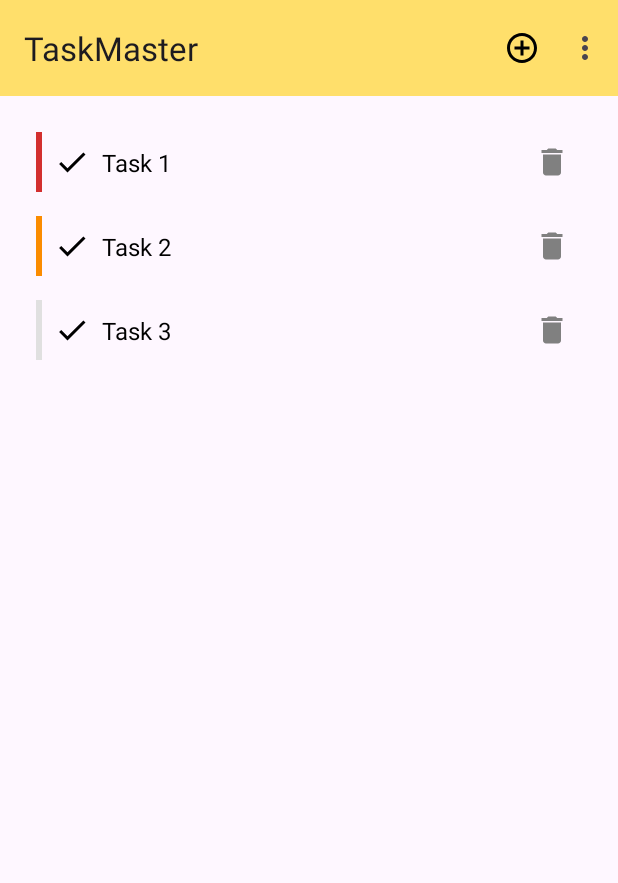
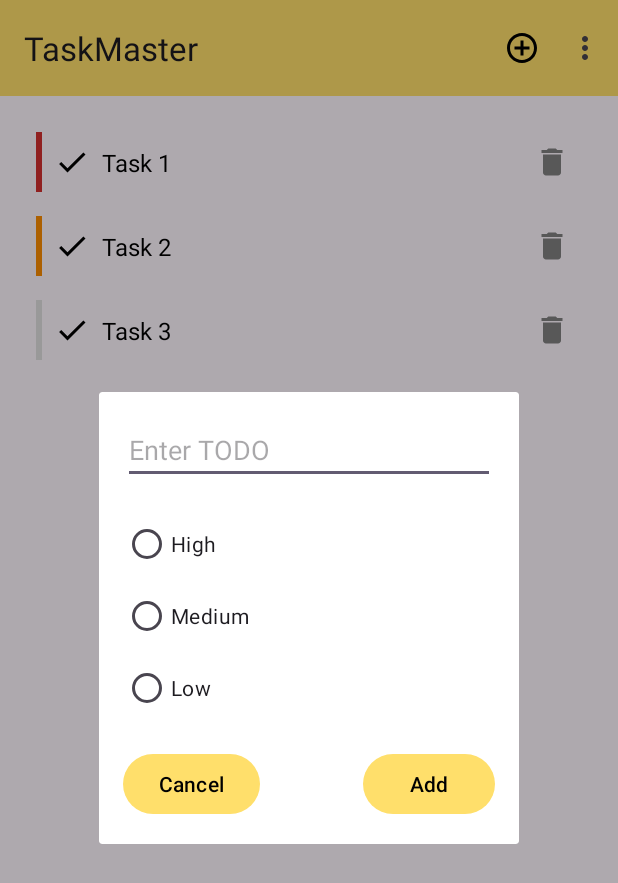
Before and after one commit to ruskakimov/mobile-assignment-2, an Android app: the screen it shows after launch (MainActivity), after a tap on "Add", on a phone screen of 412 x 824 dp. Shown: the top 883 px of the screen. Run offline under Robolectric (Android 15) with nearby library versions, the phone set to English and light mode, and no system bars.

Commit message:
Add todo item dialog

```diff
--- /dev/null
+++ b/app/src/main/java/com/example/task/manager/x/AddTodoDialogFragment.kt
@@ -0,0 +1,34 @@
+package com.example.task.manager.x
+
+import android.os.Bundle
+import android.view.View
+import android.widget.Button
+import android.widget.EditText
+import android.widget.RadioGroup
+import androidx.fragment.app.DialogFragment
+
+class AddTodoDialogFragment : DialogFragment(R.layout.dialog_add_todo) {
+    override fun onViewCreated(view: View, savedInstanceState: Bundle?) {
+        super.onViewCreated(view, savedInstanceState)
+
+        val todoEditText = view.findViewById<EditText>(R.id.todo_edit_text)
+        val priorityRadioGroup = view.findViewById<RadioGroup>(R.id.priority_radio_group)
+        val addButton = view.findViewById<Button>(R.id.add_button)
+        val cancelButton = view.findViewById<Button>(R.id.cancel_button)
+
+        addButton.setOnClickListener {
+            val todoText = todoEditText.text.toString()
+            val priority = when (priorityRadioGroup.checkedRadioButtonId) {
+                R.id.radio_high -> Priority.HIGH
+                R.id.radio_medium -> Priority.MEDIUM
+                else -> Priority.LOW
+            }
+            val todoItem = TodoItem(todoText, priority)
+            dismiss()
+        }
+
+        cancelButton.setOnClickListener {
+            dismiss()
+        }
+    }
+}
--- a/app/src/main/java/com/example/task/manager/x/MainActivity.kt
+++ b/app/src/main/java/com/example/task/manager/x/MainActivity.kt
@@ -56,7 +56,8 @@ class MainActivity : AppCompatActivity() {
     override fun onOptionsItemSelected(item: MenuItem): Boolean {
         return when (item.itemId) {
             R.id.action_add -> {
-                // TODO: Handle adding a new TODO item
+                val dialog = AddTodoDialogFragment()
+                dialog.show(supportFragmentManager, "AddTodoDialogFragment")
                 true
             }
             R.id.action_hide_completed -> {
--- /dev/null
+++ b/app/src/main/res/layout/dialog_add_todo.xml
@@ -0,0 +1,67 @@
+<?xml version="1.0" encoding="utf-8"?>
+<androidx.constraintlayout.widget.ConstraintLayout xmlns:android="http://schemas.android.com/apk/res/android"
+    xmlns:app="http://schemas.android.com/apk/res-auto"
+    android:layout_width="match_parent"
+    android:minWidth="280dp"
+    android:layout_height="wrap_content"
+    android:padding="16dp">
+
+    <EditText
+        android:id="@+id/todo_edit_text"
+        android:layout_width="0dp"
+        android:layout_height="wrap_content"
+        android:hint="Enter TODO"
+        android:inputType="text"
+        app:layout_constraintTop_toTopOf="parent"
+        app:layout_constraintStart_toStartOf="parent"
+        app:layout_constraintEnd_toEndOf="parent" />
+
+    <RadioGroup
+        android:id="@+id/priority_radio_group"
+        android:layout_width="wrap_content"
+        android:layout_height="wrap_content"
+        android:orientation="vertical"
+        app:layout_constraintTop_toBottomOf="@id/todo_edit_text"
+        app:layout_constraintStart_toStartOf="parent"
+        android:layout_marginTop="16dp">
+
+        <RadioButton
+            android:id="@+id/radio_high"
+            android:layout_width="wrap_content"
+            android:layout_height="wrap_content"
+            android:text="High" />
+
+        <RadioButton
+            android:id="@+id/radio_medium"
+            android:layout_width="wrap_content"
+            android:layout_height="wrap_content"
+            android:text="Medium" />
+
+        <RadioButton
+            android:id="@+id/radio_low"
+            android:layout_width="wrap_content"
+            android:layout_height="wrap_content"
+            android:text="Low" />
+    </RadioGroup>
+
+    <Button
+        android:id="@+id/add_button"
+        android:layout_width="wrap_content"
+        android:layout_height="wrap_content"
+        android:text="Add"
+        android:textColor="@color/black"
+        app:layout_constraintTop_toBottomOf="@id/priority_radio_group"
+        app:layout_constraintEnd_toEndOf="parent"
+        android:layout_marginTop="16dp"/>
+
+    <Button
+        android:id="@+id/cancel_button"
+        android:layout_width="wrap_content"
+        android:layout_height="wrap_content"
+        android:text="Cancel"
+        android:textColor="@color/black"
+        app:layout_constraintTop_toBottomOf="@id/priority_radio_group"
+        app:layout_constraintStart_toStartOf="parent"
+        android:layout_marginTop="16dp"/>
+
+</androidx.constraintlayout.widget.ConstraintLayout>
```
